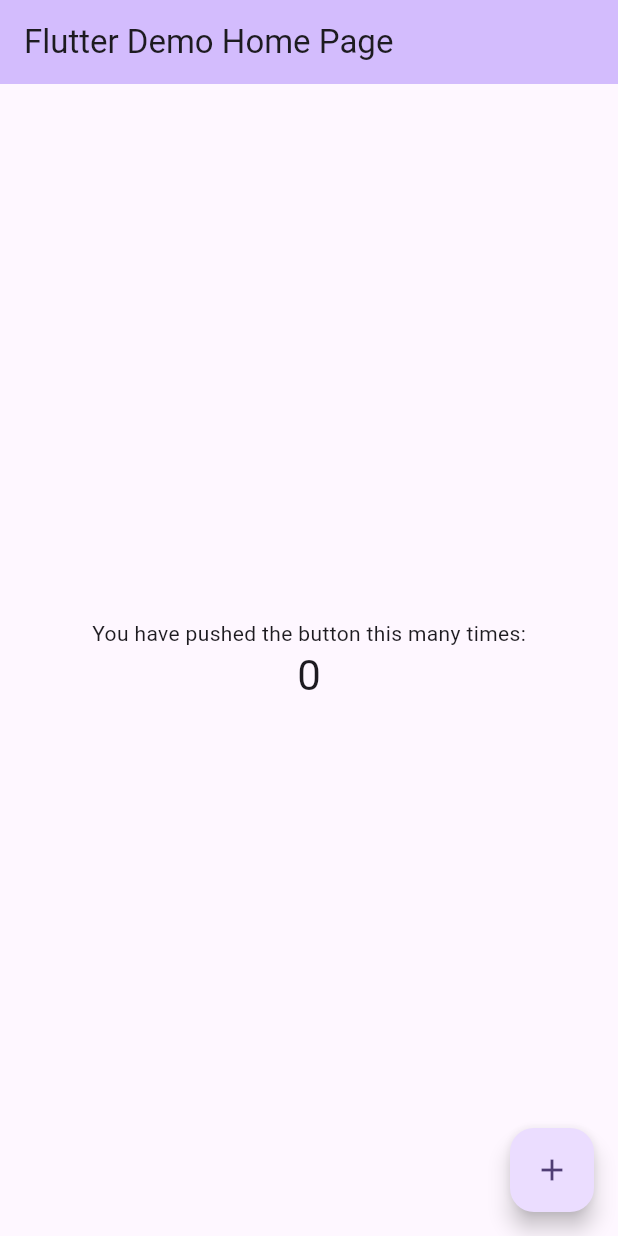
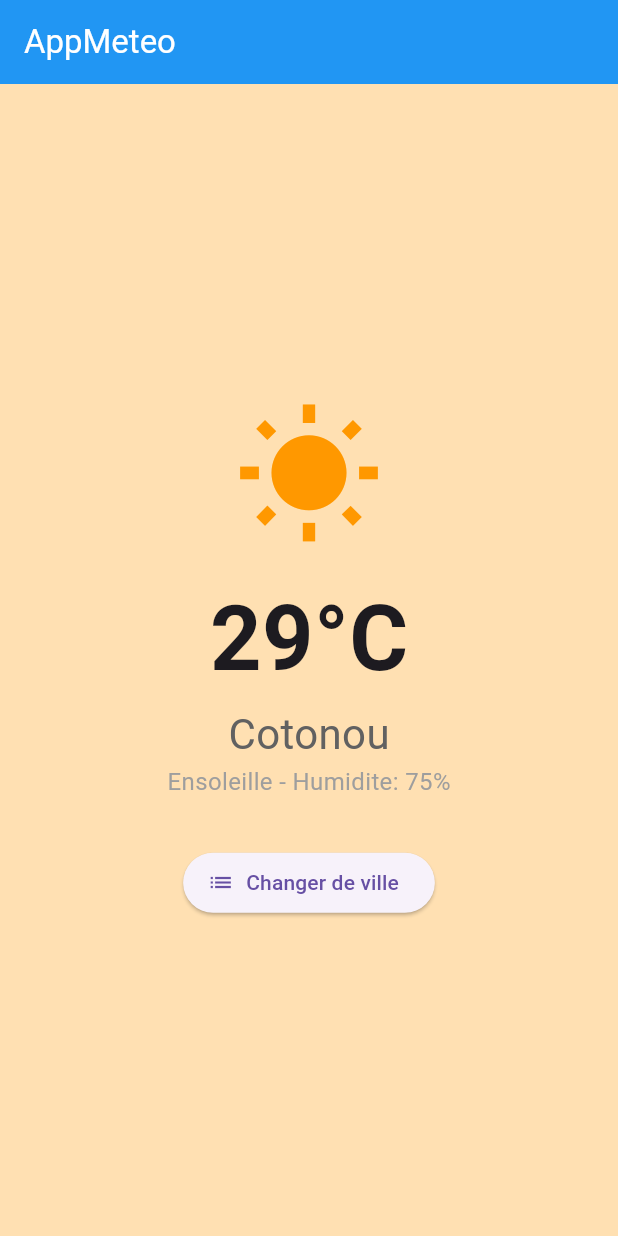
Before and after one commit to blissLucifer/tp-developpement-mobile-groupe-12, a Flutter app: the screen it shows after launch, on a phone screen of 412 x 824 dp. Run offline on Flutter 3.47's test engine with Material 3 defaults, Android fonts, the phone set to English and light mode, and no system bars.

Commit message:
TP1 complet : AppMeteo MVVM + Provider + Exercices A B C
- Ajout de la classe Ville dans lib/models/ville.dart
  (nom, pays, temperature, condition, humidite)

- Creation du VilleViewModel dans lib/viewmodels/ville_viewmodel.dart
  (ChangeNotifier, liste des villes, ville selectionnee,
  notifyListeners, selectionnerVille, ajouterVille)

- Configuration du Provider dans lib/main.dart
  (ChangeNotifierProvider au sommet de l'arbre des widgets)

- Creation de l'ecran d'accueil dans lib/screens/ecran_accueil.dart
  (affichage meteo, icone, temperature, condition, humidite,
  couleur de fond dynamique, navigation vers la liste)

- Creation de l'ecran liste des villes dans lib/screens/ecran_liste_villes.dart
  (ListView, ville selectionnee mise en evidence,
  bouton flottant vers le formulaire d'ajout)

- Creation du formulaire d'ajout dans lib/screens/ecran_ajout_ville.dart
  (champs nom, pays, temperature, humidite,
  liste deroulante condition, validation, ajout via ViewModel)

- Exercice A : ajout des conditions Orageux et Venteux
  avec leurs icones (thunderstorm, air) et deux nouvelles villes
  (Dakar/Venteux, Lome/Orageux)

- Exercice B : couleur de fond dynamique selon la condition meteo
  (orange, gris, bleu, violet, vert)

- Exercice C : formulaire complet pour ajouter une ville manuellement

```diff
--- a/lib/main.dart
+++ b/lib/main.dart
@@ -1,122 +1,22 @@
 import 'package:flutter/material.dart';
+import 'package:provider/provider.dart';
+import 'viewmodels/ville_viewmodel.dart';
+import 'screens/ecran_accueil.dart';
 
 void main() {
-  runApp(const MyApp());
+  runApp(
+    // ChangeNotifierProvider place le ViewModel au sommet de l'arbre
+    ChangeNotifierProvider(
+      create: (_) => VilleViewModel(),
+      child: MaterialApp(
+        title: 'AppMeteo',
+        debugShowCheckedModeBanner: false,
+        theme: ThemeData(
+          primarySwatch: Colors.blue,
+          useMaterial3: true,
+        ),
+        home: EcranAccueil(),
+      ),
+    ),
+  );
 }
-
-class MyApp extends StatelessWidget {
-  const MyApp({super.key});
-
-  // This widget is the root of your application.
-  @override
-  Widget build(BuildContext context) {
-    return MaterialApp(
-      title: 'Flutter Demo',
-      theme: ThemeData(
-        // This is the theme of your application.
-        //
-        // TRY THIS: Try running your application with "flutter run". You'll see
-        // the application has a purple toolbar. Then, without quitting the app,
-        // try changing the seedColor in the colorScheme below to Colors.green
-        // and then invoke "hot reload" (save your changes or press the "hot
-        // reload" button in a Flutter-supported IDE, or press "r" if you used
-        // the command line to start the app).
-        //
-        // Notice that the counter didn't reset back to zero; the application
-        // state is not lost during the reload. To reset the state, use hot
-        // restart instead.
-        //
-        // This works for code too, not just values: Most code changes can be
-        // tested with just a hot reload.
-        colorScheme: .fromSeed(seedColor: Colors.deepPurple),
-      ),
-      home: const MyHomePage(title: 'Flutter Demo Home Page'),
-    );
-  }
-}
-
-class MyHomePage extends StatefulWidget {
-  const MyHomePage({super.key, required this.title});
-
-  // This widget is the home page of your application. It is stateful, meaning
-  // that it has a State object (defined below) that contains fields that affect
-  // how it looks.
-
-  // This class is the configuration for the state. It holds the values (in this
-  // case the title) provided by the parent (in this case the App widget) and
-  // used by the build method of the State. Fields in a Widget subclass are
-  // always marked "final".
-
-  final String title;
-
-  @override
-  State<MyHomePage> createState() => _MyHomePageState();
-}
-
-class _MyHomePageState extends State<MyHomePage> {
-  int _counter = 0;
-
-  void _incrementCounter() {
-    setState(() {
-      // This call to setState tells the Flutter framework that something has
-      // changed in this State, which causes it to rerun the build method below
-      // so that the display can reflect the updated values. If we changed
-      // _counter without calling setState(), then the build method would not be
-      // called again, and so nothing would appear to happen.
-      _counter++;
-    });
-  }
-
-  @override
-  Widget build(BuildContext context) {
-    // This method is rerun every time setState is called, for instance as done
-    // by the _incrementCounter method above.
-    //
-    // The Flutter framework has been optimized to make rerunning build methods
-    // fast, so that you can just rebuild anything that needs updating rather
-    // than having to individually change instances of widgets.
-    return Scaffold(
-      appBar: AppBar(
-        // TRY THIS: Try changing the color here to a specific color (to
-        // Colors.amber, perhaps?) and trigger a hot reload to see the AppBar
-        // change color while the other colors stay the same.
-        backgroundColor: Theme.of(context).colorScheme.inversePrimary,
-        // Here we take the value from the MyHomePage object that was created by
-        // the App.build method, and use it to set our appbar title.
-        title: Text(widget.title),
-      ),
-      body: Center(
-        // Center is a layout widget. It takes a single child and positions it
-        // in the middle of the parent.
-        child: Column(
-          // Column is also a layout widget. It takes a list of children and
-          // arranges them vertically. By default, it sizes itself to fit its
-          // children horizontally, and tries to be as tall as its parent.
-          //
-          // Column has various properties to control how it sizes itself and
-          // how it positions its children. Here we use mainAxisAlignment to
-          // center the children vertically; the main axis here is the vertical
-          // axis because Columns are vertical (the cross axis would be
-          // horizontal).
-          //
-          // TRY THIS: Invoke "debug painting" (choose the "Toggle Debug Paint"
-          // action in the IDE, or press "p" in the console), to see the
-          // wireframe for each widget.
-          mainAxisAlignment: .center,
-          children: [
-            const Text('You have pushed the button this many times:'),
-            Text(
-              '$_counter',
-              style: Theme.of(context).textTheme.headlineMedium,
-            ),
-          ],
-        ),
-      ),
-      floatingActionButton: FloatingActionButton(
-        onPressed: _incrementCounter,
-        tooltip: 'Increment',
-        child: const Icon(Icons.add),
-      ),
-    );
-  }
-}
--- /dev/null
+++ b/lib/models/ville.dart
@@ -0,0 +1,15 @@
+class Ville {
+  final String nom;
+  final String pays ;
+  final double temperature ; // en degres Celsius
+  final String condition ; // " Ensoleille ", " Nuageux ", "Pluvieux "
+  final int humidite ; // en pourcentage (0 -100)
+
+  Ville ({
+    required this.nom ,
+    required this.pays ,
+    required this.temperature ,
+    required this.condition ,
+    required this.humidite ,
+  });
+}
--- /dev/null
+++ b/lib/screens/ecran_accueil.dart
@@ -0,0 +1,92 @@
+import 'package:flutter/material.dart';
+import 'package:provider/provider.dart';
+import '../viewmodels/ville_viewmodel.dart';
+import 'ecran_liste_villes.dart';
+
+class EcranAccueil extends StatelessWidget {
+  const EcranAccueil({super.key});
+
+  IconData _iconeMeteo(String condition) {
+    switch (condition) {
+      case 'Ensoleille': return Icons.wb_sunny;
+      case 'Nuageux':    return Icons.cloud;
+      case 'Pluvieux':   return Icons.umbrella;
+      case 'Orageux':    return Icons.thunderstorm;
+      case 'Venteux':    return Icons.air;
+      default:           return Icons.wb_cloudy;
+    }
+  }
+
+  Color _couleurFond(String condition) {
+    switch (condition) {
+      case 'Ensoleille': return Colors.orange.shade100;
+      case 'Nuageux':    return Colors.grey.shade200;
+      case 'Pluvieux':   return Colors.blue.shade100;
+      case 'Orageux':    return Colors.purple.shade100;
+      case 'Venteux':    return Colors.teal.shade100;
+      default:           return Colors.white;
+    }
+  }
+
+  @override
+  Widget build(BuildContext context) {
+    final vm = context.watch<VilleViewModel>();
+    final ville = vm.villeSelectionnee;
+
+    return Scaffold(
+      appBar: AppBar(
+        title: Text('AppMeteo'),
+        backgroundColor: Colors.blue,
+        foregroundColor: Colors.white,
+      ),
+      body: ville == null
+          ? Center(child: CircularProgressIndicator())
+          : Container(
+        width: double.infinity,
+        height: double.infinity,
+        decoration: BoxDecoration(
+          color: _couleurFond(ville.condition),
+        ),
+        child: Center(
+          child: Column(
+            mainAxisAlignment: MainAxisAlignment.center,
+            crossAxisAlignment: CrossAxisAlignment.center,
+            children: [
+              Icon(
+                _iconeMeteo(ville.condition),
+                size: 100,
+                color: Colors.orange,
+              ),
+              SizedBox(height: 16),
+              Text(
+                '${ville.temperature.toStringAsFixed(0)}°C',
+                style: TextStyle(fontSize: 60, fontWeight: FontWeight.bold),
+              ),
+              Text(
+                ville.nom,
+                style: TextStyle(fontSize: 28, color: Colors.grey[700]),
+              ),
+              Text(
+                '${ville.condition} - Humidite: ${ville.humidite}%',
+                style: TextStyle(fontSize: 16, color: Colors.grey),
+              ),
+              SizedBox(height: 32),
+              ElevatedButton.icon(
+                icon: Icon(Icons.list),
+                label: Text('Changer de ville'),
+                onPressed: () {
+                  Navigator.push(
+                    context,
+                    MaterialPageRoute(
+                      builder: (_) => EcranListeVilles(),
+                    ),
+                  );
+                },
+              ),
+            ],
+          ),
+        ),
+      ),
+    );
+  }
+}
--- /dev/null
+++ b/lib/viewmodels/ville_viewmodel.dart
@@ -0,0 +1,44 @@
+import 'package:flutter/foundation.dart';
+import '../models/ville.dart';
+
+class VilleViewModel extends ChangeNotifier {
+
+  // La liste des villes disponibles
+  List<Ville> _villes = [];
+
+  // La ville actuellement selectionnee
+  Ville? _villeSelectionnee;
+
+  // Getters (la View lit ces proprietes)
+  List<Ville> get villes => _villes;
+  Ville? get villeSelectionnee => _villeSelectionnee;
+
+  // Constructeur : charger des donnees au demarrage
+  VilleViewModel() {
+    _initialiser();
+  }
+
+  void _initialiser() {
+    _villes = [
+      Ville(nom: 'Cotonou', pays: 'Benin', temperature: 29, condition: 'Ensoleille', humidite: 75),
+      Ville(nom: 'Parakou', pays: 'Benin', temperature: 32, condition: 'Ensoleille', humidite: 60),
+      Ville(nom: 'Lagos', pays: 'Nigeria', temperature: 31, condition: 'Nuageux', humidite: 80),
+      Ville(nom: 'Abidjan', pays: 'CI', temperature: 27, condition: 'Pluvieux', humidite: 85),
+      Ville(nom: 'Dakar', pays: 'Senegal', temperature: 26, condition: 'Venteux', humidite: 70),
+      Ville(nom: 'Lome', pays: 'Togo', temperature: 28, condition: 'Orageux', humidite: 90),
+    ];
+    _villeSelectionnee = _villes.first;
+    notifyListeners(); // prevenir les widgets
+  }
+
+  // Changer la ville affichee
+  void selectionnerVille(Ville ville) {
+    _villeSelectionnee = ville;
+    notifyListeners();
+  }
+  void ajouterVille(Ville ville) {
+    _villes.add(ville);
+    notifyListeners();
+  }
+
+}
--- a/pubspec.yaml
+++ b/pubspec.yaml
@@ -30,6 +30,7 @@ environment:
 dependencies:
   flutter:
     sdk: flutter
+  provider : ^6.1.2
 
   # The following adds the Cupertino Icons font to your application.
   # Use with the CupertinoIcons class for iOS style icons.
```
Also changed, not shown: lib/screens/ecran_ajout_ville.dart (added, +149 -0 lines), lib/screens/ecran_liste_villes.dart (added, +65 -0 lines), pubspec.lock.
